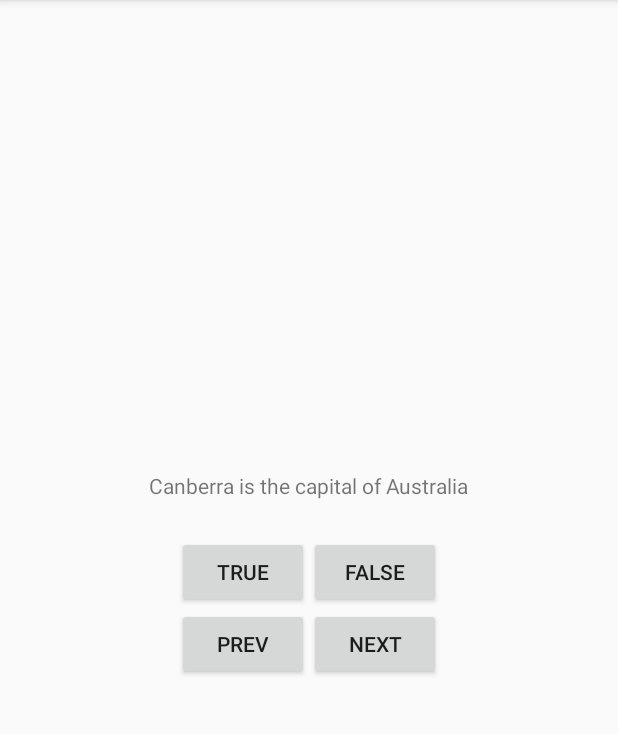
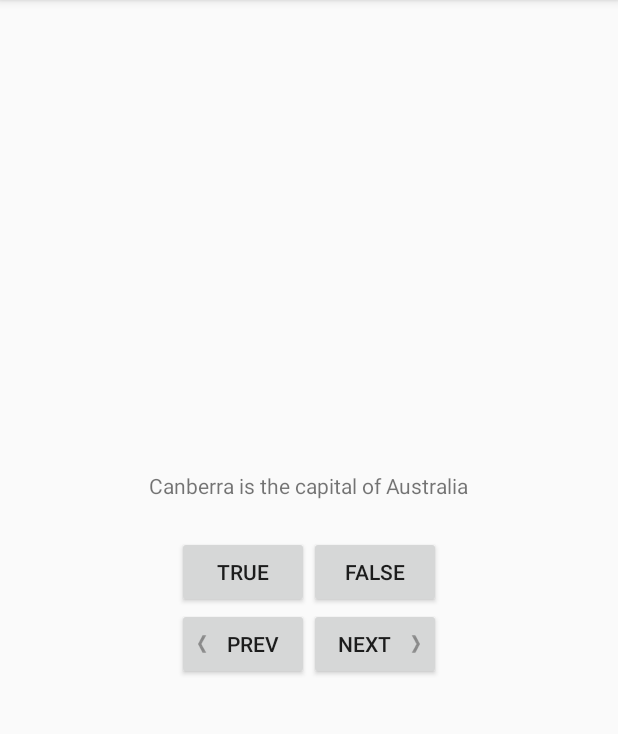
Before and after one commit to vjmarcus/GeoQuiz, an Android app: the screen it shows after launch (MainActivity), after a tap on "TRUE", on a phone screen of 412 x 824 dp, the part 84-818 px from its top. Run offline under Robolectric (Android 15) with nearby library versions, the phone set to English and light mode, and no system bars.

Commit message:
Add icons

```diff
--- a/app/src/main/java/com/freshappbooks/geoquiz/MainActivity.java
+++ b/app/src/main/java/com/freshappbooks/geoquiz/MainActivity.java
@@ -3,9 +3,11 @@ package com.freshappbooks.geoquiz;
 import androidx.appcompat.app.AppCompatActivity;
 
 import android.os.Bundle;
+import android.util.Log;
 import android.view.View;
 import android.widget.Button;
 import android.widget.TextView;
+import android.widget.Toast;
 
 public class MainActivity extends AppCompatActivity {
 
@@ -31,22 +33,55 @@ public class MainActivity extends AppCompatActivity {
 
         buttonTrue = findViewById(R.id.btn_true);
         buttonFalse = findViewById(R.id.btn_false);
+        buttonNext = findViewById(R.id.btn_next);
+        buttonPrev = findViewById(R.id.btn_prev);
         questionTextView = findViewById(R.id.question_tv);
-        int question = questionBook[currentIndex].getTextResId();
-        questionTextView.setText(question);
+
+        updateQuestion();
 
         buttonTrue.setOnClickListener(new View.OnClickListener() {
             @Override
             public void onClick(View v) {
-
+                checkAnswer(true);
             }
         });
 
         buttonFalse.setOnClickListener(new View.OnClickListener() {
             @Override
             public void onClick(View v) {
+                checkAnswer(false);
+            }
+        });
+
+        buttonNext.setOnClickListener(new View.OnClickListener() {
+            @Override
+            public void onClick(View v) {
+                currentIndex = (currentIndex + 1) % questionBook.length;
+                updateQuestion();
+
+            }
+        });
+        buttonPrev.setOnClickListener(new View.OnClickListener() {
+            @Override
+            public void onClick(View v) {
 
             }
         });
     }
+
+    private void updateQuestion() {
+        int question = questionBook[currentIndex].getTextResId();
+        questionTextView.setText(question);
+    }
+
+    private void checkAnswer(boolean userPassedTrue) {
+        boolean answerIsTrue = questionBook[currentIndex].isAnswerTrue();
+        int messageResId;
+        if (userPassedTrue == answerIsTrue) {
+            messageResId = R.string.correct_toast;
+        } else {
+            messageResId = R.string.incorrect_toast;
+        }
+        Toast.makeText(this, messageResId, Toast.LENGTH_SHORT).show();
+    }
 }
--- a/app/src/main/res/layout/activity_main.xml
+++ b/app/src/main/res/layout/activity_main.xml
@@ -40,15 +40,19 @@
         android:orientation="horizontal">
 
         <Button
-            android:id="@+id/prev_btn"
+            android:id="@+id/btn_prev"
             android:layout_width="wrap_content"
             android:layout_height="wrap_content"
+            android:drawableLeft="@drawable/arrow_left"
+            android:drawablePadding="4dp"
             android:text="@string/btn_prev" />
 
         <Button
-            android:id="@+id/next_btn"
+            android:id="@+id/btn_next"
+            android:drawablePadding="4dp"
             android:layout_width="wrap_content"
             android:layout_height="wrap_content"
+            android:drawableRight="@drawable/arrow_right"
             android:text="@string/btn_next" />
     </LinearLayout>
 
--- a/app/src/main/res/values/strings.xml
+++ b/app/src/main/res/values/strings.xml
@@ -10,4 +10,6 @@
     <string name="question_false">False</string>
     <string name="btn_next">NEXT</string>
     <string name="btn_prev">PREV</string>
+    <string name="correct_toast">Correct!</string>
+    <string name="incorrect_toast">WRONG!</string>
 </resources>
```
Also changed, not shown: app/src/main/res/drawable-hdpi/arrow_left.png (added), app/src/main/res/drawable-hdpi/arrow_right.png (added), app/src/main/res/drawable-mdpi/arrow_left.png (added), app/src/main/res/drawable-mdpi/arrow_right.png (added), app/src/main/res/drawable-xhdpi/arrow_left.png (added), app/src/main/res/drawable-xhdpi/arrow_right.png (added), app/src/main/res/drawable-xxhdpi/arrow_left.png (added), app/src/main/res/drawable-xxhdpi/arrow_right.png (added).
